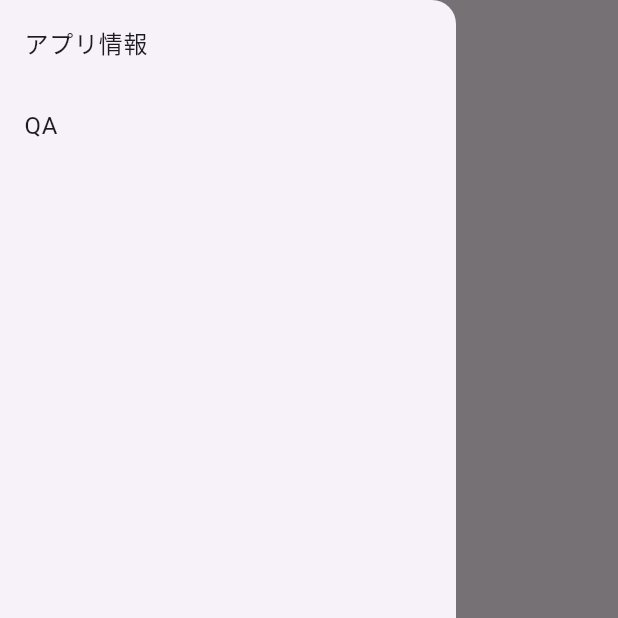
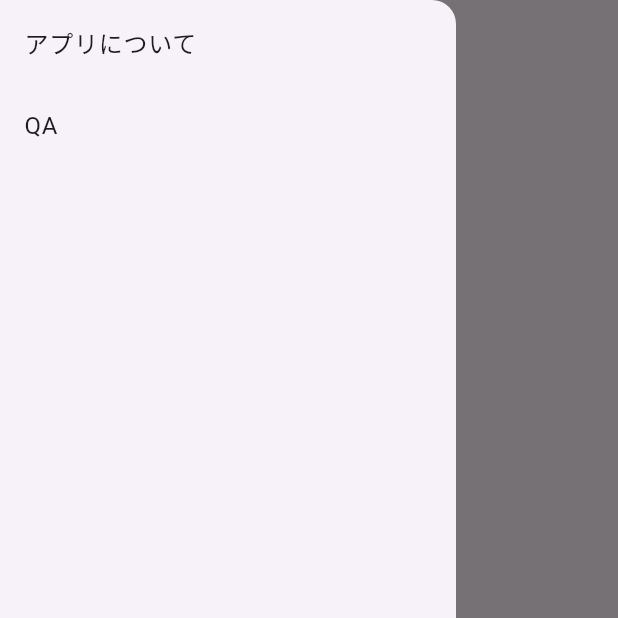
Before and after one commit to kurramkurram/flutter, a Flutter app: the screen it shows after launch, item 2 of the bottom bar chosen, in the side drawer, after a tap on the "menu" icon, on a phone screen of 412 x 824 dp, the top half of it. Run offline on Flutter 3.47's test engine with Material 3 defaults, Android fonts, the phone set to English and light mode, and no system bars; our stand-ins replace hooks_riverpod.

````diff
--- /dev/null
+++ b/l10n.yaml
@@ -0,0 +1,5 @@
+arb-dir: lib\lang
+template-arb-file: app_ja.arb
+output-localization-file: l10n.dart
+output-class: L10n
+synthetic-package: false
--- /dev/null
+++ b/lib/lang/l10n.dart
@@ -0,0 +1,154 @@
+import 'dart:async';
+
+import 'package:flutter/foundation.dart';
+import 'package:flutter/widgets.dart';
+import 'package:flutter_localizations/flutter_localizations.dart';
+import 'package:intl/intl.dart' as intl;
+
+import 'l10n_ja.dart';
+
+/// Callers can lookup localized strings with an instance of L10n
+/// returned by `L10n.of(context)`.
+///
+/// Applications need to include `L10n.delegate()` in their app's
+/// `localizationDelegates` list, and the locales they support in the app's
+/// `supportedLocales` list. For example:
+///
+/// ```dart
+/// import 'lang/l10n.dart';
+///
+/// return MaterialApp(
+///   localizationsDelegates: L10n.localizationsDelegates,
+///   supportedLocales: L10n.supportedLocales,
+///   home: MyApplicationHome(),
+/// );
+/// ```
+///
+/// ## Update pubspec.yaml
+///
+/// Please make sure to update your pubspec.yaml to include the following
+/// packages:
+///
+/// ```yaml
+/// dependencies:
+///   # Internationalization support.
+///   flutter_localizations:
+///     sdk: flutter
+///   intl: any # Use the pinned version from flutter_localizations
+///
+///   # Rest of dependencies
+/// ```
+///
+/// ## iOS Applications
+///
+/// iOS applications define key application metadata, including supported
+/// locales, in an Info.plist file that is built into the application bundle.
+/// To configure the locales supported by your app, you’ll need to edit this
+/// file.
+///
+/// First, open your project’s ios/Runner.xcworkspace Xcode workspace file.
+/// Then, in the Project Navigator, open the Info.plist file under the Runner
+/// project’s Runner folder.
+///
+/// Next, select the Information Property List item, select Add Item from the
+/// Editor menu, then select Localizations from the pop-up menu.
+///
+/// Select and expand the newly-created Localizations item then, for each
+/// locale your application supports, add a new item and select the locale
+/// you wish to add from the pop-up menu in the Value field. This list should
+/// be consistent with the languages listed in the L10n.supportedLocales
+/// property.
+abstract class L10n {
+  L10n(String locale) : localeName = intl.Intl.canonicalizedLocale(locale.toString());
+
+  final String localeName;
+
+  static L10n? of(BuildContext context) {
+    return Localizations.of<L10n>(context, L10n);
+  }
+
+  static const LocalizationsDelegate<L10n> delegate = _L10nDelegate();
+
+  /// A list of this localizations delegate along with the default localizations
+  /// delegates.
+  ///
+  /// Returns a list of localizations delegates containing this delegate along with
+  /// GlobalMaterialLocalizations.delegate, GlobalCupertinoLocalizations.delegate,
+  /// and GlobalWidgetsLocalizations.delegate.
+  ///
+  /// Additional delegates can be added by appending to this list in
+  /// MaterialApp. This list does not have to be used at all if a custom list
+  /// of delegates is preferred or required.
+  static const List<LocalizationsDelegate<dynamic>> localizationsDelegates = <LocalizationsDelegate<dynamic>>[
+    delegate,
+    GlobalMaterialLocalizations.delegate,
+    GlobalCupertinoLocalizations.delegate,
+    GlobalWidgetsLocalizations.delegate,
+  ];
+
+  /// A list of this localizations delegate's supported locales.
+  static const List<Locale> supportedLocales = <Locale>[
+    Locale('ja')
+  ];
+
+  /// No description provided for @home.
+  ///
+  /// In ja, this message translates to:
+  /// **'ホーム'**
+  String get home;
+
+  /// No description provided for @analytics.
+  ///
+  /// In ja, this message translates to:
+  /// **'統計'**
+  String get analytics;
+
+  /// No description provided for @settings.
+  ///
+  /// In ja, this message translates to:
+  /// **'設定'**
+  String get settings;
+
+  /// No description provided for @drawer_about_app.
+  ///
+  /// In ja, this message translates to:
+  /// **'アプリについて'**
+  String get drawer_about_app;
+
+  /// No description provided for @drawer_qa.
+  ///
+  /// In ja, this message translates to:
+  /// **'QA'**
+  String get drawer_qa;
+}
+
+class _L10nDelegate extends LocalizationsDelegate<L10n> {
+  const _L10nDelegate();
+
+  @override
+  Future<L10n> load(Locale locale) {
+    return SynchronousFuture<L10n>(lookupL10n(locale));
+  }
+
+  @override
+  bool isSupported(Locale locale) => <String>['ja'].contains(locale.languageCode);
+
+  @override
+  bool shouldReload(_L10nDelegate old) => false;
+}
+
+L10n lookupL10n(Locale locale) {
+
+
+  // Lookup logic when only language code is specified.
+  switch (locale.languageCode) {
+    case 'ja': return L10nJa();
+  }
+
+  throw FlutterError(
+    'L10n.delegate failed to load unsupported locale "$locale". This is likely '
+    'an issue with the localizations generation tool. Please file an issue '
+    'on GitHub with a reproducible sample app and the gen-l10n configuration '
+    'that was used.'
+  );
+}
--- a/lib/main.dart
+++ b/lib/main.dart
@@ -1,4 +1,5 @@
 import 'package:flutter/material.dart';
+import 'package:flutter_app/lang/l10n.dart';
 import 'package:flutter_app/ui/analytics/analytics_view.dart';
 import 'package:flutter_app/ui/home/home_view.dart';
 import 'package:flutter_app/ui/settings/settings_view.dart';
@@ -23,16 +24,19 @@ class MainApp extends HookConsumerWidget {
   Widget build(BuildContext context, WidgetRef ref) {
     StateController<int> indexNotifier = ref.watch(indexProvider.notifier);
     final index = ref.watch(indexProvider);
+    // final l10n = L10n.of(context)!;
 
     return MaterialApp(
       debugShowCheckedModeBanner: false,
+      localizationsDelegates: L10n.localizationsDelegates,
+      supportedLocales: L10n.supportedLocales,
       home: Scaffold(
         bottomNavigationBar: BottomNavigationBar(
           currentIndex: index,
           items: const [
-            BottomNavigationBarItem(icon: Icon(Icons.home), label: 'ホーム'),
-            BottomNavigationBarItem(icon: Icon(Icons.analytics), label: '統計'),
-            BottomNavigationBarItem(icon: Icon(Icons.settings), label: '設定')
+            BottomNavigationBarItem(icon:  Icon(Icons.home), label: 'ホーム'),
+            BottomNavigationBarItem(icon:  Icon(Icons.analytics), label: '統計'),
+            BottomNavigationBarItem(icon:  Icon(Icons.settings), label: '設定')
           ],
           onTap:(value) => indexNotifier.state = value,
           type: BottomNavigationBarType.fixed,
--- a/lib/ui/analytics/analytics_view.dart
+++ b/lib/ui/analytics/analytics_view.dart
@@ -1,4 +1,5 @@
 import 'package:flutter/material.dart';
+import 'package:flutter_app/lang/l10n.dart';
 import 'package:flutter_app/ui/drawer/drawer_view.dart';
 import 'package:hooks_riverpod/hooks_riverpod.dart';
 
@@ -8,6 +9,7 @@ class AnalyticsView extends HookConsumerWidget {
 
   @override
   Widget build(BuildContext context, WidgetRef ref) {
+    final l10n = L10n.of(context)!;
 
     return Scaffold(
        key: _scaffoldKey,
@@ -15,12 +17,12 @@ class AnalyticsView extends HookConsumerWidget {
         leading: IconButton(icon: const Icon(Icons.menu), onPressed: () {
           _scaffoldKey.currentState?.openDrawer();
         },),
-        title: const Text('統計'),
+        title: Text(l10n.analytics),
 
       ),
       drawer: const DrawerView(),
-      body: const Center(
-        child: Text('統計')
+      body: Center(
+        child: Text(l10n.analytics)
       ),
     );
   }
--- a/lib/ui/drawer/drawer_view.dart
+++ b/lib/ui/drawer/drawer_view.dart
@@ -1,5 +1,6 @@
 
 import 'package:flutter/material.dart';
+import 'package:flutter_app/lang/l10n.dart';
 import 'package:hooks_riverpod/hooks_riverpod.dart';
 
 class DrawerView extends HookConsumerWidget {
@@ -7,14 +8,16 @@ class DrawerView extends HookConsumerWidget {
 
   @override
   Widget build(BuildContext context, WidgetRef ref) {
+    final l10n = L10n.of(context)!;
+
     return Drawer(
       child: ListView(
-        children: const [
+        children: [
           ListTile(
-            title: Text('アプリ情報'),
+            title: Text(l10n.drawer_about_app),
           ),
           ListTile(
-            title: Text('QA'),
+            title: Text(l10n.drawer_qa),
           ),
         ],
       ),
--- a/lib/ui/home/home_view.dart
+++ b/lib/ui/home/home_view.dart
@@ -1,5 +1,6 @@
 
 import 'package:flutter/material.dart';
+import 'package:flutter_app/lang/l10n.dart';
 import 'package:flutter_app/ui/drawer/drawer_view.dart';
 import 'package:hooks_riverpod/hooks_riverpod.dart';
 
@@ -15,6 +16,7 @@ class HomeView extends HookConsumerWidget {
 
     StateController<int> counterNotifier = ref.watch(counterProvider.notifier);
     final count = ref.watch(counterProvider);
+    final l10n = L10n.of(context)!;
 
     return Scaffold(
         key: _scaffoldKey,
@@ -22,7 +24,7 @@ class HomeView extends HookConsumerWidget {
         leading: IconButton(icon: const Icon(Icons.menu), onPressed: () {
           _scaffoldKey.currentState?.openDrawer();
         },),
-        title: const Text('ホーム'),
+        title: Text(l10n.home),
       ),
       drawer: const DrawerView(),
       body: Center(
@@ -34,7 +36,8 @@ class HomeView extends HookConsumerWidget {
               onPressed: () {
                 counterNotifier.state++;
               },
-              child: const Text('Button')),
+              child: Text(l10n.home)
+            )
           ]
         )
       ),
--- a/pubspec.yaml
+++ b/pubspec.yaml
@@ -17,6 +17,11 @@ dependencies:
   # path_provider: ^2.1.3
   # shared_preferences: ^2.2.3
 
+  flutter_localizations:
+    sdk: flutter
+
+  intl: ^0.18.0
+
 dev_dependencies:
   flutter_test:
     sdk: flutter
@@ -29,3 +34,4 @@ dev_dependencies:
 
 flutter:
   uses-material-design: true
+  generate: true
````
Also changed, not shown: lib/lang/app_ja.arb (added, +10 -0 lines), lib/lang/l10n_ja.dart (added, +21 -0 lines), lib/ui/settings/settings_view.dart (+6 -3 lines), pubspec.lock.
